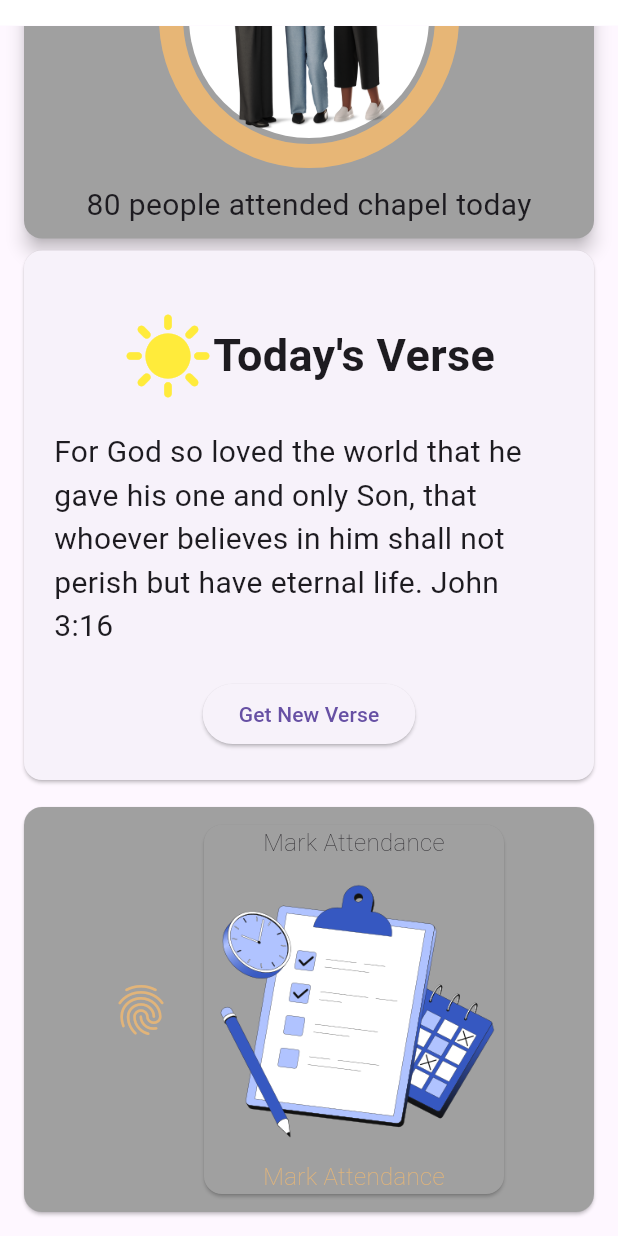
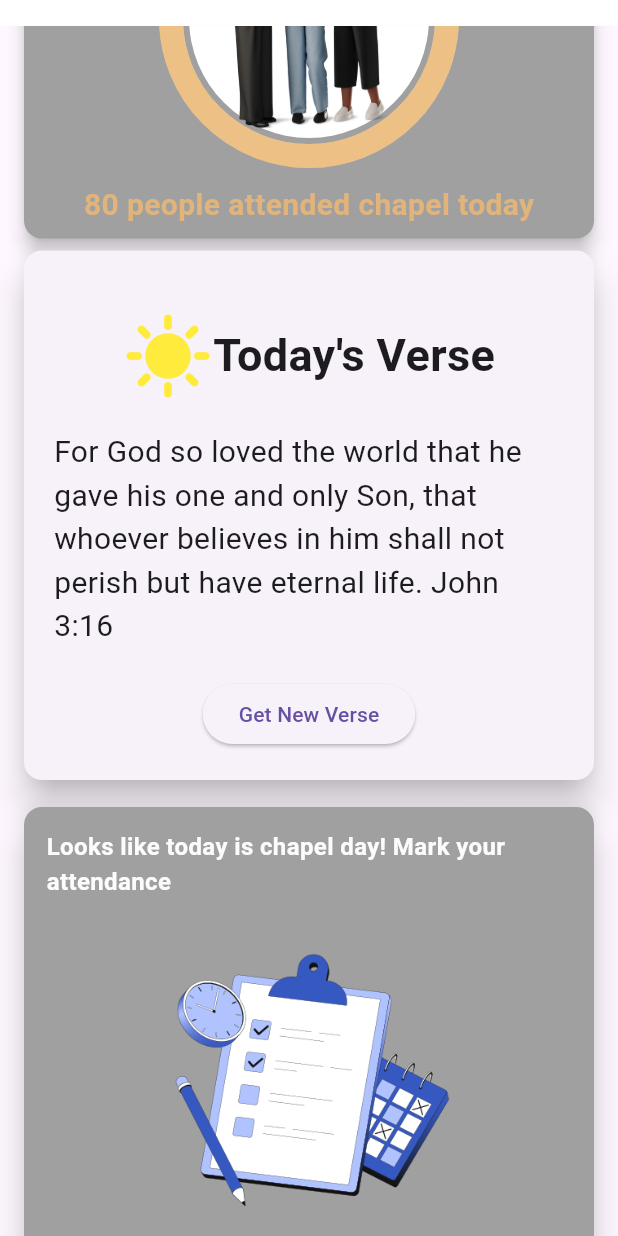
Before and after one commit to MuthamaFrancs/flutter_application_1, a Flutter app: the HomePage screen opened by its route, scrolled down 237 dp, on a phone screen of 412 x 824 dp. Run offline on Flutter 3.47's test engine with Material 3 defaults, Android fonts, the phone set to English and light mode, and no system bars; drawn by our look-alikes of percent_indicator; our stand-ins replace get.

Commit message:
signup communicates with db

```diff
--- a/lib/pages/home.dart
+++ b/lib/pages/home.dart
@@ -4,6 +4,7 @@ import 'package:flutter/widgets.dart';
 import 'package:flutter_application_1/configs/constants.dart';
 import 'package:flutter_application_1/controllers/LoginController.dart';
 import 'package:flutter_application_1/views/CustomAppbar.dart';
+import 'package:flutter_application_1/views/CustomAttendanceWidget.dart';
 import 'package:flutter_application_1/views/CustomProgressbar.dart';
 import 'package:flutter_application_1/views/CustomVerses.dart';
 import 'package:get/get.dart';
@@ -29,80 +30,10 @@ class HomePage extends StatelessWidget {
                 CustomAppbar(
                     title: "Welcome Francis!",
                     subtitle: "Sing Up your Chapel Attendance!"),
-                //const Text(
-                //  "Today is Friday 1/03/2024",
-                //  style: TextStyle(
-                //    fontSize: 20.0,
-                //    fontWeight: FontWeight.normal,
-                //  ),
-                //),
                 const CustomProgressBar(),
                 const CustomVerses(),
-                const SizedBox(
-                  height: 10.0,
-                ),
-                GestureDetector(
-                  //implement on tap
-                  onTap: () {},
-                  child: Card(
-                    color: greycolor,
-                    child: Column(
-                      mainAxisAlignment: MainAxisAlignment.center,
-                      children: [
-                        Row(
-                          mainAxisAlignment: MainAxisAlignment.center,
-                          children: [
-                            const Padding(
-                              padding: EdgeInsets.all(10.0),
-                              child: Icon(
-                                Icons.fingerprint,
-                                size: 40.0,
-                                color: primaryColor,
-                              ),
-                            ),
-                            const SizedBox(
-                              height: 20.0,
-                            ),
-                            Card(
-                              color: greycolor,
-                              margin: const EdgeInsets.all(12),
-                              child: Column(
-                                children: [
-                                  const Align(
-                                    alignment: Alignment.topRight,
-                                    child: Text(
-                                      "Mark Attendance",
-                                      style: TextStyle(
-                                        fontSize: 16.0,
-                                        fontWeight: FontWeight.w100,
-                                      ),
-                                    ),
-                                  ),
-                                  Image.asset(
-                                    "assets/images/techny-time-management.png",
-                                    height: 200,
-                                    width: 200,
-                                  ),
-                                  const Align(
-                                    alignment: Alignment.bottomLeft,
-                                    child: Text(
-                                      "Mark Attendance",
-                                      style: TextStyle(
-                                        color: primaryColor,
-                                        fontSize: 16.0,
-                                        fontWeight: FontWeight.w100,
-                                      ),
-                                    ),
-                                  ),
-                                ],
-                              ),
-                            ),
-                          ],
-                        ),
-                      ],
-                    ),
-                  ),
-                ),
+                const SizedBox(height: 10.0),
+                const CustomAttendance(),
               ],
             ),
           ),
--- a/lib/pages/registration.dart
+++ b/lib/pages/registration.dart
@@ -148,7 +148,7 @@ class _RegistrationState extends State<Registration> {
               ),
               PasswordTExtField(
                 labelText: "Enter Password",
-                passcontroller: confirmpasswordcontroller,
+                passcontroller: passwordcontroller,
                 hintText: "Enter password",
                 prefixIcon: Icons.lock,
                 obscureText: true,
@@ -251,39 +251,6 @@ class _RegistrationState extends State<Registration> {
                 ),
               ),
               const SizedBox(height: 14.0),
-              // Center(
-              // child: SizedBox(
-              // width: 300.0,
-              // height: 50.0,
-              // child: ElevatedButton(
-              // style: const ButtonStyle(
-              // backgroundColor:
-              // MaterialStatePropertyAll(Color(0xFFeab676)),
-              // fixedSize: MaterialStatePropertyAll(Size.fromHeight(
-              // 40.0,
-              // )),
-              // ),
-              // onPressed: () {},
-              // child: Center(
-              // child: Row(
-              // children: [
-              // Image.asset(
-              // "assets/images/Googlelogo.jpg", // Replace 'assets/google_logo.png' with the path to your Google logo image
-              // height: 24, // Adjust the height as needed
-              // width: 24, // Adjust the width as needed
-              // ),
-              // const SizedBox(
-              // width:
-              // 7), // Add space between the logo and the text
-              // const Text(
-              // 'Sign up with Google',
-              // style: TextStyle(fontSize: 18),
-              // ),
-              // ],
-              // ),
-              // )),
-              // ),
-              //),
             ],
           ),
         ),
--- a/lib/services/authentication.dart
+++ b/lib/services/authentication.dart
@@ -34,25 +34,30 @@ Future<void> login(String username, String password) async {
 Future<void> Signup(String firstname, String secondname, String email,
     String phone, String password, String confirmPassword) async {
   try {
-    var body = {
-      'fname': firstname.trim(),
-      'sname': secondname.trim(),
-      'email': email.trim(),
-      'phone': phone.trim(),
-      'password': password.trim(),
-      'confirm_password': confirmPassword.trim()
-    };
-    http.Response response = await http.post(Uri.parse('$baseUrl/create.php'),
-        headers: <String, String>{
-          'Content-Type': 'application/json; charset=UTF-8',
-        },
-        body: jsonEncode(body));
+    // var body = {
+    // 'fname': firstname.trim(),
+    // 'sname': secondname.trim(),
+    // 'email': email.trim(),
+    // 'phone': phone.trim(),
+    // 'password': password.trim(),
+    // };
+    if (password != confirmPassword) {
+      Get.snackbar("Error", "Passwords do not match");
+    } else {
+      http.Response response = await http.get(
+        Uri.parse(
+            '$baseUrl/create.php?fname=$firstname&sname=$secondname&email=$email&phone=$phone&password=$password'),
+        // headers: <String, String>{
+        //   'Content-Type': 'application/json; charset=UTF-8',
+        // }
+      );
+      print(response.body);
       if (response.statusCode == 200) {
         var serverResponse = json.decode(response.body);
         int SignupState = serverResponse['success'];
 
         if (SignupState == 1) {
-        Get.toNamed("/login");
+          Get.offAndToNamed("/login");
           Get.snackbar("Successful Signup", "");
         } else {
           // Assuming the server response includes an 'error' key for error messages
@@ -62,8 +67,9 @@ Future<void> Signup(String firstname, String secondname, String email,
         }
       } else {
         // Handle non-200 status codes
-      Get.snackbar(
-          "Error", "Server responded with status code ${response.statusCode}");
+        Get.snackbar("Error",
+            "Server responded with status code ${response.statusCode}");
+      }
     }
   } on Exception catch (e) {
     // Log the exception for debugging purposes
--- /dev/null
+++ b/lib/views/CustomAttendanceWidget.dart
@@ -0,0 +1,72 @@
+import 'package:flutter/material.dart';
+import 'package:flutter/widgets.dart';
+import 'package:flutter_application_1/configs/constants.dart';
+
+class CustomAttendance extends StatefulWidget {
+  const CustomAttendance({super.key});
+
+  @override
+  State<CustomAttendance> createState() => _CustomAttendanceState();
+}
+
+class _CustomAttendanceState extends State<CustomAttendance> {
+  @override
+  Widget build(BuildContext context) {
+    return GestureDetector(
+      //implement on tap
+      onTap: () {},
+      child: Card(
+        elevation: 10,
+        color: greycolor,
+        child: Padding(
+          padding: const EdgeInsets.all(15.0),
+          child: Column(
+            mainAxisAlignment: MainAxisAlignment.center,
+            children: [
+              Column(
+                mainAxisAlignment: MainAxisAlignment.center,
+                children: [
+                  const Align(
+                    alignment: Alignment.topLeft,
+                    child: Text(
+                      "Looks like today is chapel day! Mark your attendance",
+                      style: TextStyle(
+                        color: Color.fromARGB(255, 252, 252, 252),
+                        fontSize: 16.0,
+                        fontWeight: FontWeight.w600,
+                      ),
+                    ),
+                  ),
+                  const SizedBox(
+                    height: 20.0,
+                  ),
+                  Column(
+                    children: [
+                      Image.asset(
+                        "assets/images/techny-time-management.png",
+                        height: 200,
+                        width: 200,
+                      ),
+                      const Align(
+                        alignment: Alignment.bottomRight,
+                        child: Text(
+                          "Mark Attendance",
+                          style: TextStyle(
+                            fontStyle: FontStyle.italic,
+                            color: Colors.blueAccent,
+                            fontSize: 16.0,
+                            fontWeight: FontWeight.w600,
+                          ),
+                        ),
+                      ),
+                    ],
+                  ),
+                ],
+              ),
+            ],
+          ),
+        ),
+      ),
+    );
+  }
+}
--- a/lib/views/CustomProgressbar.dart
+++ b/lib/views/CustomProgressbar.dart
@@ -52,8 +52,8 @@ class _CustomProgressBarState extends State<CustomProgressBar> {
                         ),
                       ),
                       circularStrokeCap: CircularStrokeCap.round,
-                      backgroundColor: primaryColor.withOpacity(0.2),
-                      progressColor: primaryColor,
+                      backgroundColor: whitecolor.withOpacity(0.4),
+                      progressColor: primaryColor.withOpacity(0.7),
                     ),
                   ),
                   const SizedBox(
@@ -63,8 +63,10 @@ class _CustomProgressBarState extends State<CustomProgressBar> {
                     child: Text(
                       "$numberofAttendees people attended chapel today",
                       style: const TextStyle(
+                        color: primaryColor,
+                        fontStyle: FontStyle.normal,
                         fontSize: 20.0,
-                        fontWeight: FontWeight.normal,
+                        fontWeight: FontWeight.bold,
                       ),
                     ),
                   )
--- a/lib/views/CustomVerses.dart
+++ b/lib/views/CustomVerses.dart
@@ -1,6 +1,7 @@
 import 'dart:math';
 
 import 'package:flutter/material.dart';
+import 'package:flutter/widgets.dart';
 import 'package:get/get.dart';
 
 class CustomVerses extends StatefulWidget {
@@ -14,7 +15,7 @@ class _CustomVersesState extends State<CustomVerses> {
   final List<String> verses = [
     "For God so loved the world that he gave his one and only Son, that whoever believes in him shall not perish but have eternal life. John 3:16",
     "The Lord is my shepherd, I lack nothing. Psalm 23:1",
-    "I can do all this through him who gives me strength. Philippians 4:13",
+    "I can do all things through him who gives me strength. Philippians 4:13",
     "The Lord is my light and my salvation— whom shall I fear? The Lord is the stronghold of my life— of whom shall I be afraid? Psalm 27:1",
   ];
   late String todaysVerse;
@@ -22,6 +23,7 @@ class _CustomVersesState extends State<CustomVerses> {
   @override
   Widget build(BuildContext context) {
     return Card(
+      elevation: 10,
       child: Padding(
         padding: EdgeInsets.all(20.0),
         child: Column(
@@ -36,10 +38,13 @@ class _CustomVersesState extends State<CustomVerses> {
                     color: Colors.yellow,
                     size: 60.0,
                   ),
-                  Text(
-                    "Today's Verse",
-                    style:
-                        TextStyle(fontSize: 30.0, fontWeight: FontWeight.bold),
+                  Align(
+                    alignment: Alignment.topLeft,
+                    child: Text(
+                      "Today's Verse",
+                      style: TextStyle(
+                          fontSize: 30.0, fontWeight: FontWeight.bold),
+                    ),
                   )
                 ],
               ),
```
Lines whose indentation alone changed are shown as unchanged.
